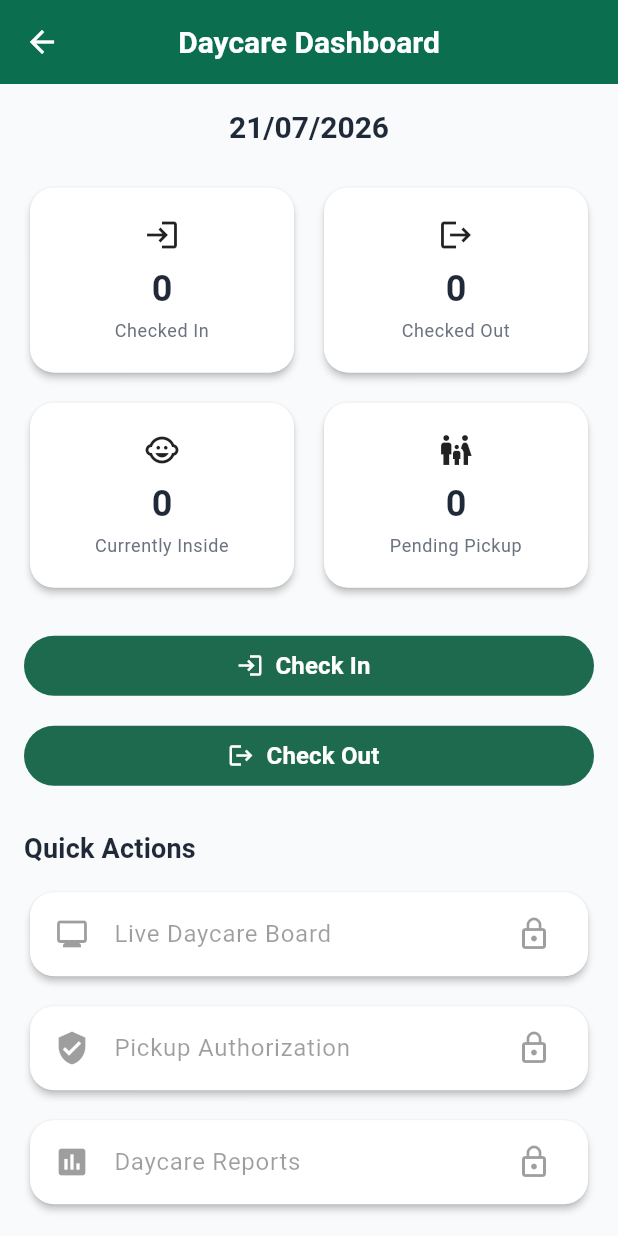
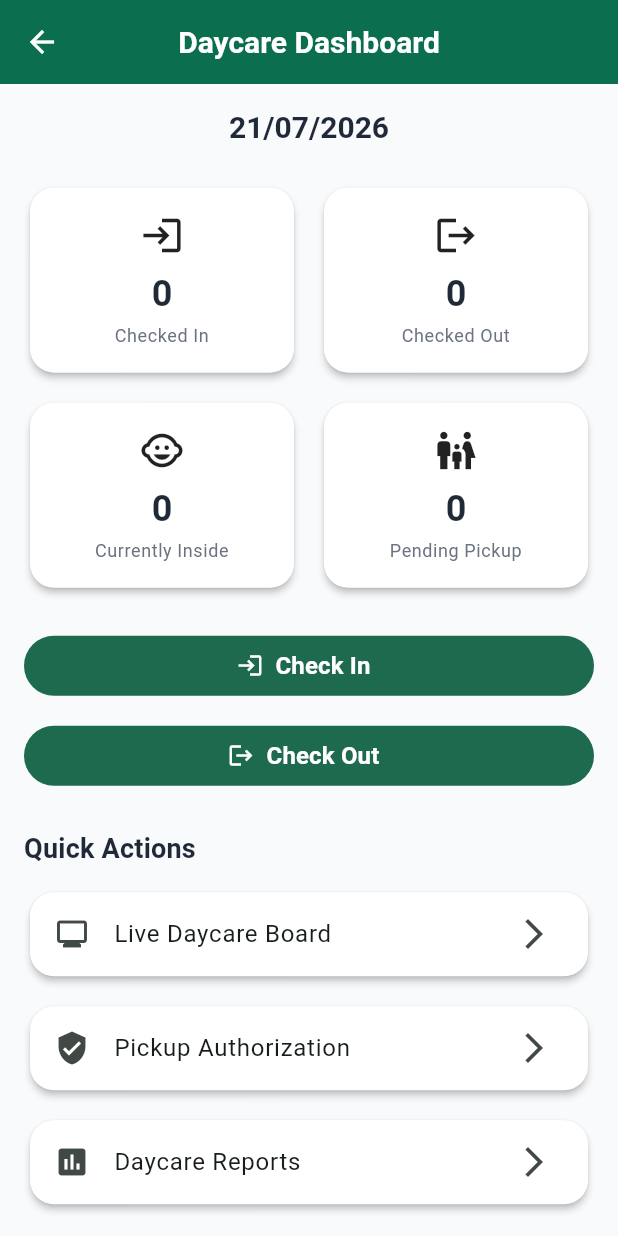
Before and after one commit to bhagwatgouri-beep/cubs_corner_connect, a Flutter app: the DaycareDashboardScreen screen opened directly, on a phone screen of 412 x 824 dp. Run offline on Flutter 3.47's test engine with Material 3 defaults, Android fonts, the phone set to English and light mode, and no system bars; our stand-ins replace cloud_firestore, firebase_auth, firebase_core; accounts and stored records are empty.

Commit message:
Complete daycare dashboard navigation

```diff
--- a/lib/features/admin/daycare/daycare_dashboard_screen.dart
+++ b/lib/features/admin/daycare/daycare_dashboard_screen.dart
@@ -1,12 +1,23 @@
 import 'package:flutter/material.dart';
 
 import '../../../repositories/daycare_repository.dart';
+
 import 'check_in_screen.dart';
 import 'check_out_screen.dart';
+import 'live_daycare_board_screen.dart';
+import 'pickup_authorization_screen.dart';
+import 'daycare_reports_screen.dart';
 
-class DaycareDashboardScreen extends StatelessWidget {
+class DaycareDashboardScreen extends StatefulWidget {
   const DaycareDashboardScreen({super.key});
 
+  @override
+  State<DaycareDashboardScreen> createState() =>
+      _DaycareDashboardScreenState();
+}
+
+class _DaycareDashboardScreenState
+    extends State<DaycareDashboardScreen> {
 static final DaycareRepository _repository =
 DaycareRepository.instance;
 
@@ -42,7 +53,9 @@ class DaycareDashboardScreen extends StatelessWidget {
 '${today.month.toString().padLeft(2, '0')}/'
 '${today.year}',
 textAlign: TextAlign.center,
-            style: Theme.of(context).textTheme.titleLarge,
+style: Theme.of(context)
+.textTheme
+.titleLarge,
 ),
 
 const SizedBox(height: 24),
@@ -80,16 +93,18 @@ class DaycareDashboardScreen extends StatelessWidget {
 ),
 
 const SizedBox(height: 24),
-
   FilledButton.icon(
     onPressed: () async {
       await Navigator.push(
         context,
         MaterialPageRoute(
-                  builder: (_) =>
-                  const CheckInScreen(),
+          builder: (_) => const CheckInScreen(),
         ),
       );
+
+      if (mounted) {
+        setState(() {});
+      }
     },
     icon: const Icon(Icons.login),
     label: const Text('Check In'),
@@ -102,10 +117,13 @@ class DaycareDashboardScreen extends StatelessWidget {
       await Navigator.push(
         context,
         MaterialPageRoute(
-                  builder: (_) =>
-                  const CheckOutScreen(),
+          builder: (_) => const CheckOutScreen(),
         ),
       );
+
+      if (mounted) {
+        setState(() {});
+      }
     },
     icon: const Icon(Icons.logout),
     label: const Text('Check Out'),
@@ -122,23 +140,50 @@ class DaycareDashboardScreen extends StatelessWidget {
 
   const SizedBox(height: 12),
 
-          const _QuickActionCard(
+  _QuickActionCard(
     title: 'Live Daycare Board',
     icon: Icons.monitor,
+    onTap: () {
+      Navigator.push(
+        context,
+        MaterialPageRoute(
+          builder: (_) =>
+          const LiveDaycareBoardScreen(),
+        ),
+      );
+    },
   ),
 
   const SizedBox(height: 12),
 
-          const _QuickActionCard(
+  _QuickActionCard(
     title: 'Pickup Authorization',
     icon: Icons.verified_user,
+    onTap: () {
+      Navigator.push(
+        context,
+        MaterialPageRoute(
+          builder: (_) =>
+          const PickupAuthorizationScreen(),
+        ),
+      );
+    },
   ),
 
   const SizedBox(height: 12),
 
-          const _QuickActionCard(
+  _QuickActionCard(
     title: 'Daycare Reports',
     icon: Icons.assessment,
+    onTap: () {
+      Navigator.push(
+        context,
+        MaterialPageRoute(
+          builder: (_) =>
+          const DaycareReportsScreen(),
+        ),
+      );
+    },
   ),
 ],
 ),
@@ -164,17 +209,24 @@ class _SummaryCard extends StatelessWidget {
         child: Column(
           mainAxisAlignment: MainAxisAlignment.center,
           children: [
-            Icon(icon),
+            Icon(
+              icon,
+              size: 30,
+            ),
             const SizedBox(height: 8),
             Text(
               value,
-              style: Theme.of(context).textTheme.headlineSmall,
+              style: Theme.of(context)
+                  .textTheme
+                  .headlineSmall,
             ),
             const SizedBox(height: 4),
             Text(
               title,
               textAlign: TextAlign.center,
-              style: Theme.of(context).textTheme.bodySmall,
+              style: Theme.of(context)
+                  .textTheme
+                  .bodySmall,
             ),
           ],
         ),
@@ -186,11 +238,13 @@ class _SummaryCard extends StatelessWidget {
 class _QuickActionCard extends StatelessWidget {
   final String title;
   final IconData icon;
+  final VoidCallback onTap;
 
   const _QuickActionCard({
     super.key,
     required this.title,
     required this.icon,
+    required this.onTap,
   });
 
   @override
@@ -199,8 +253,8 @@ class _QuickActionCard extends StatelessWidget {
       child: ListTile(
         leading: Icon(icon),
         title: Text(title),
-        trailing: const Icon(Icons.lock_outline),
-        enabled: false,
+        trailing: const Icon(Icons.arrow_forward_ios),
+        onTap: onTap,
       ),
     );
   }
```
Lines whose indentation alone changed are shown as unchanged.
